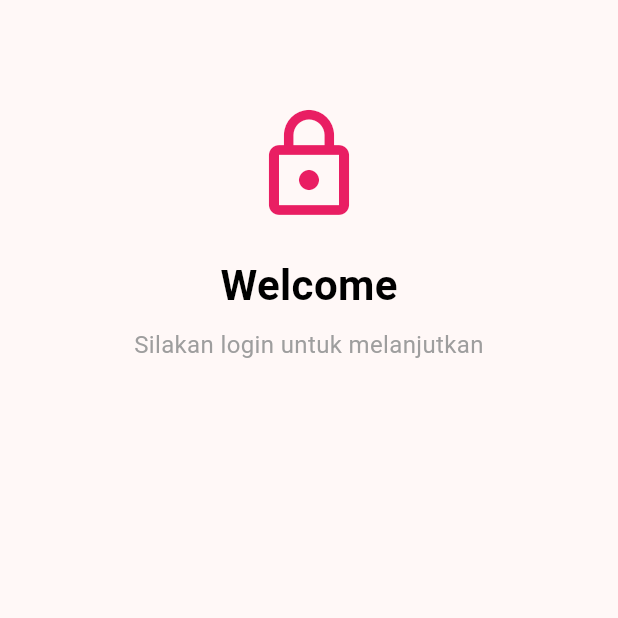
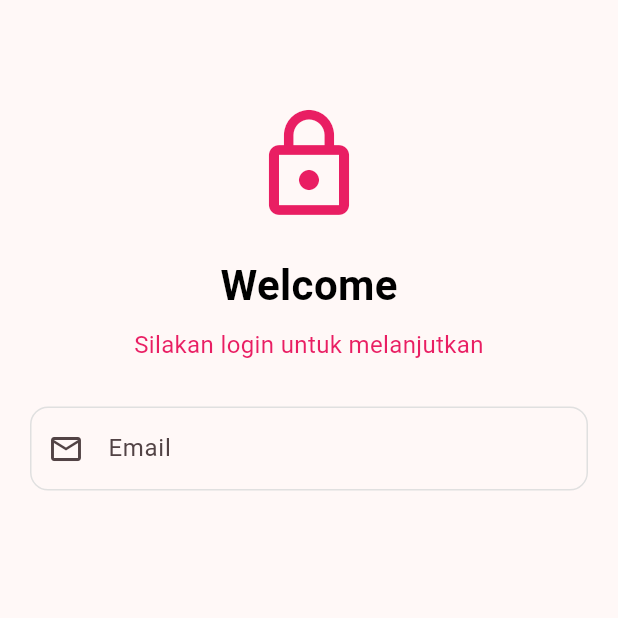
Before and after one commit to agrahafiz13/KB1179-1123150025-uts-, a Flutter app: the ScreenLogin screen opened directly, on a phone screen of 412 x 824 dp, the top half of it. Run offline on Flutter 3.47's test engine with Material 3 defaults, Android fonts, the phone set to English and light mode, and no system bars.

Commit message:
menambahkan input field column email

```diff
--- a/lib/screen/login.dart
+++ b/lib/screen/login.dart
@@ -8,17 +8,16 @@ class ScreenLogin extends StatelessWidget {
     return Scaffold(
       body: SingleChildScrollView(
         child: Center(
-          // ⬅️ Tambahkan Center di sini
           child: Container(
             padding: const EdgeInsets.all(20.0),
-            child: const Column(
+            child: Column(
               mainAxisAlignment: MainAxisAlignment.center,
               crossAxisAlignment: CrossAxisAlignment.center,
               children: [
-                SizedBox(height: 50),
-                Icon(Icons.lock_outline, size: 80, color: Colors.pink),
-                SizedBox(height: 20),
-                Text(
+                const SizedBox(height: 50),
+                const Icon(Icons.lock_outline, size: 80, color: Colors.pink),
+                const SizedBox(height: 20),
+                const Text(
                   "Welcome",
                   style: TextStyle(
                     fontSize: 28,
@@ -26,12 +25,36 @@ class ScreenLogin extends StatelessWidget {
                     color: Colors.black,
                   ),
                 ),
-                SizedBox(height: 8),
-                Text(
+                const SizedBox(height: 8),
+                const Text(
                   "Silakan login untuk melanjutkan",
                   textAlign: TextAlign.center,
-                  style: TextStyle(fontSize: 16, color: Colors.grey),
+                  style: TextStyle(fontSize: 16, color: Colors.pink),
                 ),
+                const SizedBox(height: 30),
+                TextField(
+                  keyboardType: TextInputType.emailAddress,
+                  decoration: InputDecoration(
+                    labelText: 'Email',
+                    hintText: 'Masukkan email Anda',
+                    prefixIcon: const Icon(Icons.email_outlined),
+                    border: OutlineInputBorder(
+                      borderRadius: BorderRadius.circular(12.0),
+                    ),
+                    enabledBorder: OutlineInputBorder(
+                      borderRadius: BorderRadius.circular(12),
+                      borderSide: BorderSide(color: Colors.grey[300]!),
+                    ),
+                    focusedBorder: OutlineInputBorder(
+                      borderRadius: BorderRadius.circular(12),
+                      borderSide: BorderSide(
+                        color: Colors.pink[700]!,
+                        width: 2,
+                      ),
+                    ),
+                  ),
+                ),
+                const SizedBox(height: 20),
               ],
             ),
           ),
```
